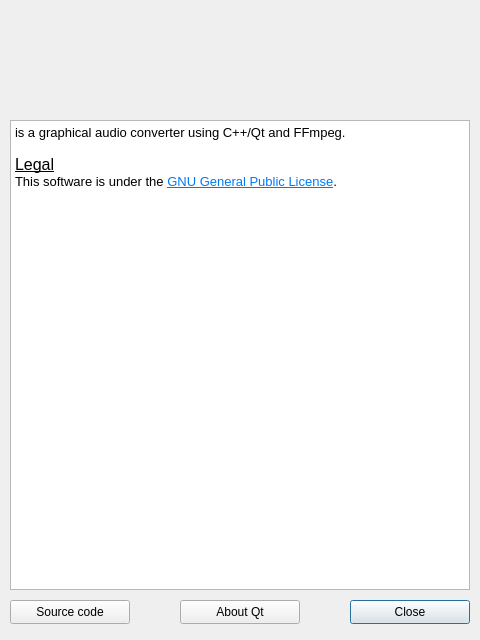
Qt form src/aboutdialog.ui (Bleuzen/FFaudioConverter) before a commit.
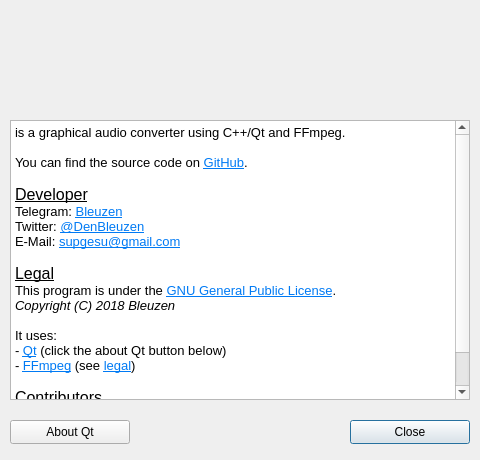
The same form after that commit.

Commit message: improved about text

Patch:
```diff
--- a/src/aboutdialog.ui
+++ b/src/aboutdialog.ui
@@ -7,7 +7,7 @@
     <x>0</x>
     <y>0</y>
     <width>480</width>
-    <height>640</height>
+    <height>460</height>
    </rect>
   </property>
   <property name="windowTitle">
@@ -17,7 +17,7 @@
    <property name="geometry">
     <rect>
      <x>350</x>
-     <y>600</y>
+     <y>420</y>
      <width>120</width>
      <height>24</height>
     </rect>
@@ -95,8 +95,8 @@
   <widget class="QPushButton" name="pushButton_AboutQt">
    <property name="geometry">
     <rect>
-     <x>180</x>
-     <y>600</y>
+     <x>10</x>
+     <y>420</y>
      <width>120</width>
      <height>24</height>
     </rect>
@@ -105,26 +105,13 @@
     <string>About Qt</string>
    </property>
   </widget>
-  <widget class="QPushButton" name="pushButton_Sourcecode">
-   <property name="geometry">
-    <rect>
-     <x>10</x>
-     <y>600</y>
-     <width>120</width>
-     <height>24</height>
-    </rect>
-   </property>
-   <property name="text">
-    <string>Source code</string>
-   </property>
-  </widget>
   <widget class="QTextBrowser" name="textBrowser">
    <property name="geometry">
     <rect>
      <x>10</x>
      <y>120</y>
      <width>460</width>
-     <height>470</height>
+     <height>280</height>
     </rect>
    </property>
    <property name="html">
@@ -134,9 +121,23 @@
 &lt;/style&gt;&lt;/head&gt;&lt;body style=&quot; font-family:'Noto Sans'; font-size:10pt; font-weight:400; font-style:normal;&quot;&gt;
 &lt;p style=&quot; margin-top:0px; margin-bottom:0px; margin-left:0px; margin-right:0px; -qt-block-indent:0; text-indent:0px;&quot;&gt;is a graphical audio converter using C++/Qt and FFmpeg.&lt;/p&gt;
 &lt;p style=&quot;-qt-paragraph-type:empty; margin-top:0px; margin-bottom:0px; margin-left:0px; margin-right:0px; -qt-block-indent:0; text-indent:0px;&quot;&gt;&lt;br /&gt;&lt;/p&gt;
+&lt;p style=&quot; margin-top:0px; margin-bottom:0px; margin-left:0px; margin-right:0px; -qt-block-indent:0; text-indent:0px;&quot;&gt;You can find the source code on &lt;a href=&quot;https://github.com/Bleuzen/FFaudioConverter&quot;&gt;&lt;span style=&quot; text-decoration: underline; color:#007af4;&quot;&gt;GitHub&lt;/span&gt;&lt;/a&gt;.&lt;/p&gt;
+&lt;p style=&quot;-qt-paragraph-type:empty; margin-top:0px; margin-bottom:0px; margin-left:0px; margin-right:0px; -qt-block-indent:0; text-indent:0px;&quot;&gt;&lt;br /&gt;&lt;/p&gt;
+&lt;p style=&quot; margin-top:0px; margin-bottom:0px; margin-left:0px; margin-right:0px; -qt-block-indent:0; text-indent:0px;&quot;&gt;&lt;span style=&quot; font-size:12pt; text-decoration: underline;&quot;&gt;Developer&lt;/span&gt;&lt;/p&gt;
+&lt;p style=&quot; margin-top:0px; margin-bottom:0px; margin-left:0px; margin-right:0px; -qt-block-indent:0; text-indent:0px;&quot;&gt;Telegram: &lt;a href=&quot;https://t.me/Bleuzen&quot;&gt;&lt;span style=&quot; text-decoration: underline; color:#007af4;&quot;&gt;Bleuzen&lt;/span&gt;&lt;/a&gt;&lt;/p&gt;
+&lt;p style=&quot; margin-top:0px; margin-bottom:0px; margin-left:0px; margin-right:0px; -qt-block-indent:0; text-indent:0px;&quot;&gt;Twitter: &lt;a href=&quot;https://twitter.com/denbleuzen&quot;&gt;&lt;span style=&quot; text-decoration: underline; color:#007af4;&quot;&gt;@DenBleuzen&lt;/span&gt;&lt;/a&gt;&lt;/p&gt;
+&lt;p style=&quot; margin-top:0px; margin-bottom:0px; margin-left:0px; margin-right:0px; -qt-block-indent:0; text-indent:0px;&quot;&gt;E-Mail: &lt;a href=&quot;mailto:supgesu@gmail.com&quot;&gt;&lt;span style=&quot; text-decoration: underline; color:#007af4;&quot;&gt;supgesu@gmail.com&lt;/span&gt;&lt;/a&gt;&lt;/p&gt;
+&lt;p style=&quot;-qt-paragraph-type:empty; margin-top:0px; margin-bottom:0px; margin-left:0px; margin-right:0px; -qt-block-indent:0; text-indent:0px;&quot;&gt;&lt;br /&gt;&lt;/p&gt;
 &lt;p style=&quot; margin-top:0px; margin-bottom:0px; margin-left:0px; margin-right:0px; -qt-block-indent:0; text-indent:0px;&quot;&gt;&lt;span style=&quot; font-size:12pt; text-decoration: underline;&quot;&gt;Legal&lt;/span&gt;&lt;/p&gt;
-&lt;p style=&quot; margin-top:0px; margin-bottom:0px; margin-left:0px; margin-right:0px; -qt-block-indent:0; text-indent:0px;&quot;&gt;This software is under the &lt;a href=&quot;https://www.gnu.org/licenses/gpl-3.0.txt&quot;&gt;&lt;span style=&quot; text-decoration: underline; color:#007af4;&quot;&gt;GNU General Public License&lt;/span&gt;&lt;/a&gt;.&lt;/p&gt;
-&lt;p style=&quot;-qt-paragraph-type:empty; margin-top:0px; margin-bottom:0px; margin-left:0px; margin-right:0px; -qt-block-indent:0; text-indent:0px;&quot;&gt;&lt;br /&gt;&lt;/p&gt;&lt;/body&gt;&lt;/html&gt;</string>
+&lt;p style=&quot; margin-top:0px; margin-bottom:0px; margin-left:0px; margin-right:0px; -qt-block-indent:0; text-indent:0px;&quot;&gt;This program is under the &lt;a href=&quot;https://www.gnu.org/licenses/gpl-3.0.txt&quot;&gt;&lt;span style=&quot; text-decoration: underline; color:#007af4;&quot;&gt;GNU General Public License&lt;/span&gt;&lt;/a&gt;.&lt;/p&gt;
+&lt;p style=&quot; margin-top:0px; margin-bottom:0px; margin-left:0px; margin-right:0px; -qt-block-indent:0; text-indent:0px;&quot;&gt;&lt;span style=&quot; font-style:italic;&quot;&gt;Copyright (C) 2018 Bleuzen&lt;/span&gt;&lt;/p&gt;
+&lt;p style=&quot;-qt-paragraph-type:empty; margin-top:0px; margin-bottom:0px; margin-left:0px; margin-right:0px; -qt-block-indent:0; text-indent:0px;&quot;&gt;&lt;br /&gt;&lt;/p&gt;
+&lt;p style=&quot; margin-top:0px; margin-bottom:0px; margin-left:0px; margin-right:0px; -qt-block-indent:0; text-indent:0px;&quot;&gt;It uses:&lt;/p&gt;
+&lt;p style=&quot; margin-top:0px; margin-bottom:0px; margin-left:0px; margin-right:0px; -qt-block-indent:0; text-indent:0px;&quot;&gt;- &lt;a href=&quot;https://www.qt.io/&quot;&gt;&lt;span style=&quot; text-decoration: underline; color:#007af4;&quot;&gt;Qt&lt;/span&gt;&lt;/a&gt; (click the about Qt button below)&lt;/p&gt;
+&lt;p style=&quot; margin-top:0px; margin-bottom:0px; margin-left:0px; margin-right:0px; -qt-block-indent:0; text-indent:0px;&quot;&gt;- &lt;a href=&quot;https://www.ffmpeg.org/&quot;&gt;&lt;span style=&quot; text-decoration: underline; color:#007af4;&quot;&gt;FFmpeg&lt;/span&gt;&lt;/a&gt; (see &lt;a href=&quot;https://www.ffmpeg.org/legal.html&quot;&gt;&lt;span style=&quot; text-decoration: underline; color:#007af4;&quot;&gt;legal&lt;/span&gt;&lt;/a&gt;)&lt;/p&gt;
+&lt;p style=&quot;-qt-paragraph-type:empty; margin-top:0px; margin-bottom:0px; margin-left:0px; margin-right:0px; -qt-block-indent:0; text-indent:0px;&quot;&gt;&lt;br /&gt;&lt;/p&gt;
+&lt;p style=&quot; margin-top:0px; margin-bottom:0px; margin-left:0px; margin-right:0px; -qt-block-indent:0; text-indent:0px;&quot;&gt;&lt;span style=&quot; font-size:12pt; text-decoration: underline;&quot;&gt;Contributors&lt;/span&gt;&lt;/p&gt;
+&lt;p style=&quot; margin-top:0px; margin-bottom:0px; margin-left:0px; margin-right:0px; -qt-block-indent:0; text-indent:0px;&quot;&gt;If you help me (by coding or translating this program in your language) your name will be added here.&lt;/p&gt;&lt;/body&gt;&lt;/html&gt;</string>
    </property>
    <property name="textInteractionFlags">
     <set>Qt::LinksAccessibleByKeyboard|Qt::LinksAccessibleByMouse</set>
```
The commit also changes 1 other file.
